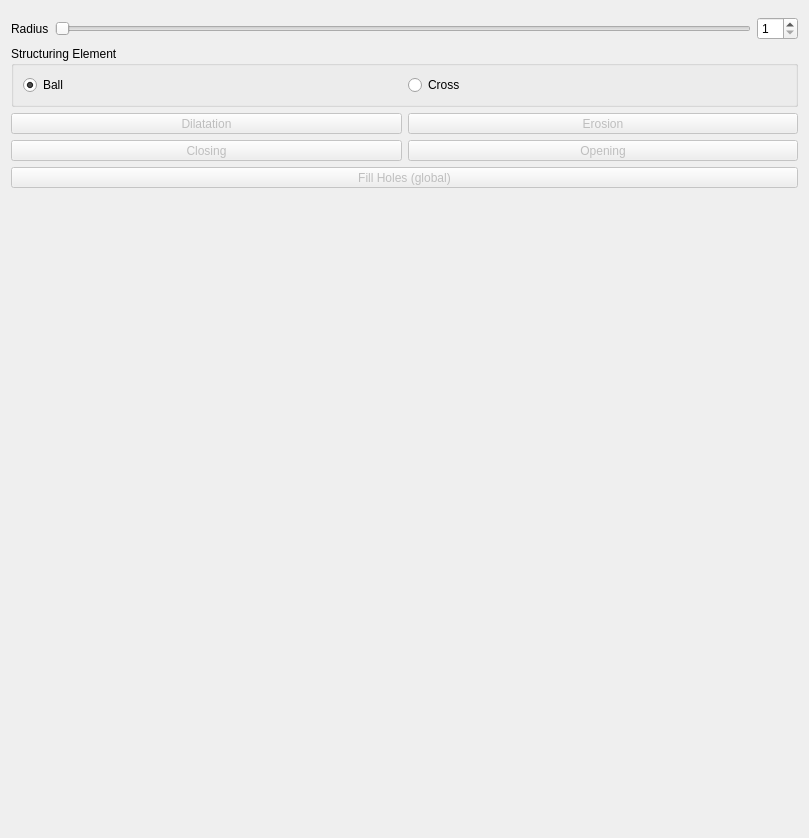
This is Plugins/org.mitk.gui.qt.segmentation/src/internal/SegmentationUtilities/MorphologicalOperations/QmitkMorphologicalOperationsWidgetControls.ui in MITK/MITK as Qt 5 draws it before an edit. The edited form follows.
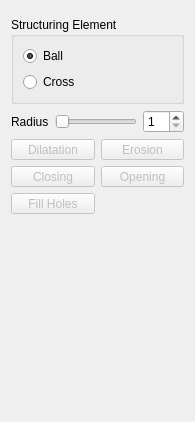
This is the edited form. Icons and pictures are not drawn. Custom widgets are drawn as their Qt base class.

Commit message: Assimilated layout of morphological utilities.

The edit to the form file:
```diff
--- a/Plugins/org.mitk.gui.qt.segmentation/src/internal/SegmentationUtilities/MorphologicalOperations/QmitkMorphologicalOperationsWidgetControls.ui
+++ b/Plugins/org.mitk.gui.qt.segmentation/src/internal/SegmentationUtilities/MorphologicalOperations/QmitkMorphologicalOperationsWidgetControls.ui
@@ -6,60 +6,23 @@
    <rect>
     <x>0</x>
     <y>0</y>
-    <width>809</width>
-    <height>838</height>
+    <width>195</width>
+    <height>422</height>
    </rect>
   </property>
   <property name="windowTitle">
    <string>Form</string>
   </property>
-  <layout class="QVBoxLayout" name="verticalLayout">
+  <layout class="QVBoxLayout" name="verticalLayout_2">
    <item>
     <widget class="QmitkDataSelectionWidget" name="dataSelectionWidget" native="true"/>
    </item>
-   <item>
-    <layout class="QHBoxLayout" name="horizontalLayout_2">
-     <item>
-      <widget class="QLabel" name="label">
-       <property name="text">
-        <string>Radius</string>
-       </property>
-      </widget>
-     </item>
-     <item>
-      <widget class="QSlider" name="sliderMorphFactor">
-       <property name="minimum">
-        <number>1</number>
-       </property>
-       <property name="maximum">
-        <number>20</number>
-       </property>
-       <property name="pageStep">
-        <number>1</number>
-       </property>
-       <property name="orientation">
-        <enum>Qt::Horizontal</enum>
-       </property>
-      </widget>
-     </item>
-     <item>
-      <widget class="QSpinBox" name="spinBoxMorphFactor">
-       <property name="minimum">
-        <number>1</number>
-       </property>
-       <property name="maximum">
-        <number>20</number>
-       </property>
-      </widget>
-     </item>
-    </layout>
-   </item>
    <item>
     <widget class="QGroupBox" name="groupBox_6">
      <property name="title">
       <string>Structuring Element</string>
      </property>
-     <layout class="QHBoxLayout" name="horizontalLayout_3">
+     <layout class="QVBoxLayout" name="verticalLayout">
       <item>
        <widget class="QRadioButton" name="radioButtonMorphoBall">
         <property name="text">
@@ -80,6 +43,43 @@
      </layout>
     </widget>
    </item>
+   <item>
+    <layout class="QHBoxLayout" name="horizontalLayout_2">
+     <item>
+      <widget class="QLabel" name="label">
+       <property name="text">
+        <string>Radius</string>
+       </property>
+      </widget>
+     </item>
+     <item>
+      <widget class="QSlider" name="sliderMorphFactor">
+       <property name="minimum">
+        <number>1</number>
+       </property>
+       <property name="maximum">
+        <number>20</number>
+       </property>
+       <property name="pageStep">
+        <number>1</number>
+       </property>
+       <property name="orientation">
+        <enum>Qt::Horizontal</enum>
+       </property>
+      </widget>
+     </item>
+     <item>
+      <widget class="QSpinBox" name="spinBoxMorphFactor">
+       <property name="minimum">
+        <number>1</number>
+       </property>
+       <property name="maximum">
+        <number>20</number>
+       </property>
+      </widget>
+     </item>
+    </layout>
+   </item>
    <item>
     <layout class="QGridLayout" name="gridLayout">
      <item row="0" column="0">
@@ -174,7 +174,7 @@
        </property>
       </widget>
      </item>
-     <item row="2" column="0" colspan="2">
+     <item row="2" column="0">
       <widget class="QToolButton" name="btnFillHoles">
        <property name="enabled">
         <bool>false</bool>
@@ -189,7 +189,7 @@
         <string>Fills holes in the binary image globally. No radius required.</string>
        </property>
        <property name="text">
-        <string>Fill Holes (global)</string>
+        <string>Fill Holes</string>
        </property>
        <property name="icon">
         <iconset resource="../../../../resources/utilities.qrc">
```
Left out of the diff: 2 changed lines with no effect on the pictures. The commit also changes 1 other file.
